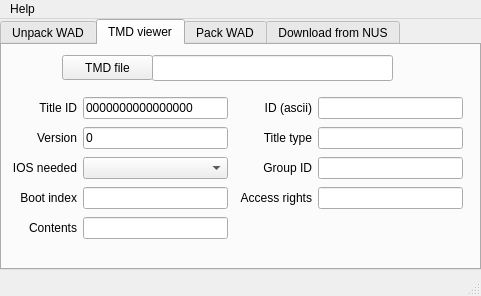
Before: the Qt Designer form GUI/VenPri.ui in Nanolx/qwad, drawn with Qt 5.
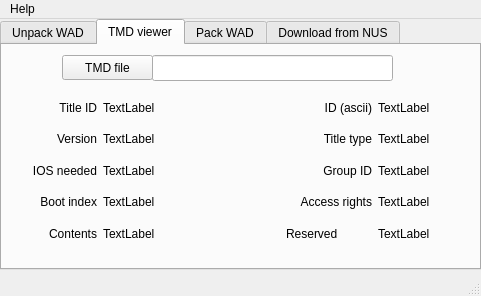
After: the same form once the commit is applied. The open tabs and pages were chosen to show the change. Icons and pictures are not drawn.

Patch:
```diff
--- a/GUI/VenPri.ui
+++ b/GUI/VenPri.ui
@@ -174,16 +174,6 @@
          </property>
         </widget>
        </item>
-       <item row="0" column="1">
-        <widget class="QLineEdit" name="TitleID">
-         <property name="text">
-          <string>0000000000000000</string>
-         </property>
-         <property name="readOnly">
-          <bool>true</bool>
-         </property>
-        </widget>
-       </item>
        <item row="0" column="2" colspan="2">
         <widget class="QLabel" name="label_9">
          <property name="text">
@@ -194,13 +184,6 @@
          </property>
         </widget>
        </item>
-       <item row="0" column="4">
-        <widget class="QLineEdit" name="idASCII">
-         <property name="readOnly">
-          <bool>true</bool>
-         </property>
-        </widget>
-       </item>
        <item row="1" column="0">
         <widget class="QLabel" name="label_3">
          <property name="text">
@@ -211,16 +194,6 @@
          </property>
         </widget>
        </item>
-       <item row="1" column="1">
-        <widget class="QLineEdit" name="Version">
-         <property name="text">
-          <string>0</string>
-         </property>
-         <property name="readOnly">
-          <bool>true</bool>
-         </property>
-        </widget>
-       </item>
        <item row="1" column="3">
         <widget class="QLabel" name="label_5">
          <property name="text">
@@ -231,13 +204,6 @@
          </property>
         </widget>
        </item>
-       <item row="1" column="4">
-        <widget class="QLineEdit" name="TitleType">
-         <property name="readOnly">
-          <bool>true</bool>
-         </property>
-        </widget>
-       </item>
        <item row="2" column="0">
         <widget class="QLabel" name="label_2">
          <property name="text">
@@ -258,13 +224,6 @@
          </property>
         </widget>
        </item>
-       <item row="2" column="4">
-        <widget class="QLineEdit" name="GroupID">
-         <property name="readOnly">
-          <bool>true</bool>
-         </property>
-        </widget>
-       </item>
        <item row="3" column="0">
         <widget class="QLabel" name="label_4">
          <property name="text">
@@ -275,13 +234,6 @@
          </property>
         </widget>
        </item>
-       <item row="3" column="1">
-        <widget class="QLineEdit" name="BootIndex">
-         <property name="readOnly">
-          <bool>true</bool>
-         </property>
-        </widget>
-       </item>
        <item row="3" column="3">
         <widget class="QLabel" name="label_7">
          <property name="text">
@@ -292,13 +244,6 @@
          </property>
         </widget>
        </item>
-       <item row="3" column="4">
-        <widget class="QLineEdit" name="AccessRights">
-         <property name="readOnly">
-          <bool>true</bool>
-         </property>
-        </widget>
-       </item>
        <item row="4" column="0">
         <widget class="QLabel" name="label_8">
          <property name="text">
@@ -309,15 +254,82 @@
          </property>
         </widget>
        </item>
-       <item row="4" column="1">
-        <widget class="QLineEdit" name="Contents">
-         <property name="readOnly">
-          <bool>true</bool>
-         </property>
-        </widget>
-       </item>
        <item row="2" column="1">
-        <widget class="QComboBox" name="IOSversion"/>
+        <widget class="QLabel" name="IOSversion">
+         <property name="text">
+          <string>TextLabel</string>
+         </property>
+        </widget>
+       </item>
+       <item row="0" column="1">
+        <widget class="QLabel" name="TitleID">
+         <property name="text">
+          <string>TextLabel</string>
+         </property>
+        </widget>
+       </item>
+       <item row="0" column="4">
+        <widget class="QLabel" name="idASCII">
+         <property name="text">
+          <string>TextLabel</string>
+         </property>
+        </widget>
+       </item>
+       <item row="1" column="1">
+        <widget class="QLabel" name="Version">
+         <property name="text">
+          <string>TextLabel</string>
+         </property>
+        </widget>
+       </item>
+       <item row="1" column="4">
+        <widget class="QLabel" name="TitleType">
+         <property name="text">
+          <string>TextLabel</string>
+         </property>
+        </widget>
+       </item>
+       <item row="2" column="4">
+        <widget class="QLabel" name="GroupID">
+         <property name="text">
+          <string>TextLabel</string>
+         </property>
+        </widget>
+       </item>
+       <item row="3" column="1">
+        <widget class="QLabel" name="BootIndex">
+         <property name="text">
+          <string>TextLabel</string>
+         </property>
+        </widget>
+       </item>
+       <item row="3" column="4">
+        <widget class="QLabel" name="AccessRights">
+         <property name="text">
+          <string>TextLabel</string>
+         </property>
+        </widget>
+       </item>
+       <item row="4" column="1">
+        <widget class="QLabel" name="Contents">
+         <property name="text">
+          <string>TextLabel</string>
+         </property>
+        </widget>
+       </item>
+       <item row="4" column="3">
+        <widget class="QLabel" name="label_10">
+         <property name="text">
+          <string>Reserved</string>
+         </property>
+        </widget>
+       </item>
+       <item row="4" column="4">
+        <widget class="QLabel" name="Reserved">
+         <property name="text">
+          <string>TextLabel</string>
+         </property>
+        </widget>
        </item>
       </layout>
      </widget>
```
Left out of the diff: 2 changed lines with no effect on the pictures.
